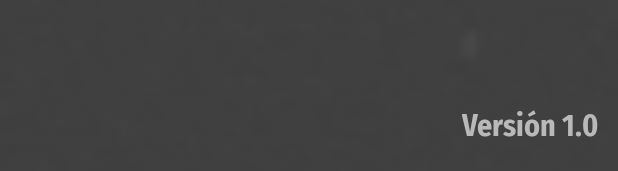
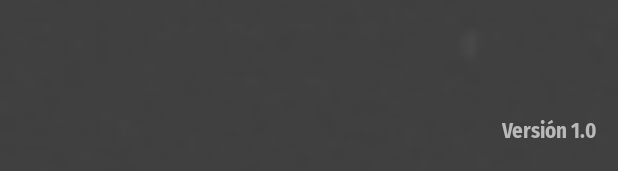
Before and after one commit to andresbasilea/BasileEjercicio1CompuMovil1030, an Android app: the layout activity_splash_screen.xml on its own in the app's theme, with its tools: preview values and no code run, on a phone screen of 412 x 824 dp. Shown: the part 1062-1233 px from the top of the screen. Run offline under Robolectric (Android 15) with nearby library versions, the phone set to English and light mode, and no system bars.

Commit message:
Initial Commit 1030

```diff
--- a/app/src/main/res/layout/activity_splash_screen.xml
+++ b/app/src/main/res/layout/activity_splash_screen.xml
@@ -44,7 +44,7 @@
         android:fontFamily="@font/firasansbold"
         android:text="@string/Version"
         android:textColor="#BAB9B9"
-        android:textSize="@dimen/textViewSize"
+        android:textSize="@dimen/textViewSizeSmall"
         app:layout_constraintBottom_toBottomOf="parent"
         app:layout_constraintEnd_toEndOf="parent"
         app:layout_constraintHorizontal_bias="0.958"
--- a/app/src/main/res/values/dimens.xml
+++ b/app/src/main/res/values/dimens.xml
@@ -1,4 +1,5 @@
 <resources>
     <dimen name="fab_margin">16dp</dimen>
     <dimen name="textViewSize">20sp</dimen>
+    <dimen name="textViewSizeSmall">14sp</dimen>
 </resources>
```
Also changed, not shown: app/src/main/AndroidManifest.xml (+4 -5 lines), app/src/main/java/com/example/basileejercicio1compumovil/FormShow.kt (added, +11 -0 lines), app/src/main/res/layout/activity_form_show.xml (added, +9 -0 lines).
